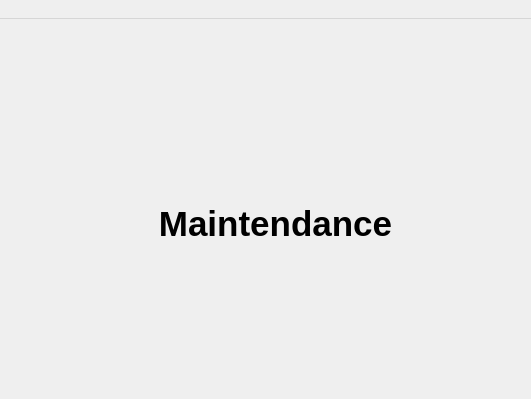
Old version of the form Maintendance/mainwindow.ui in the repository markhan101/Maintendance; both pictures show x 240 to 771 and y 0 to 399 of the 1022 by 598 pixel window.
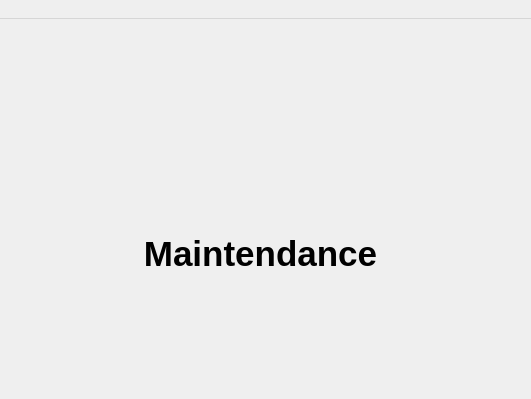
New version of the form.

What changed in the file:
```diff
--- a/Maintendance/mainwindow.ui
+++ b/Maintendance/mainwindow.ui
@@ -20,15 +20,21 @@
    <widget class="QLabel" name="label">
     <property name="geometry">
      <rect>
-      <x>340</x>
-      <y>170</y>
-      <width>351</width>
+      <x>320</x>
+      <y>200</y>
+      <width>361</width>
       <height>71</height>
      </rect>
     </property>
     <property name="text">
      <string>&lt;html&gt;&lt;head/&gt;&lt;body&gt;&lt;p align=&quot;center&quot;&gt;&lt;span style=&quot; font-size:26pt; font-weight:700;&quot;&gt;Maintendance&lt;/span&gt;&lt;/p&gt;&lt;/body&gt;&lt;/html&gt;</string>
     </property>
+    <property name="alignment">
+     <set>Qt::AlignmentFlag::AlignCenter</set>
+    </property>
+    <property name="textInteractionFlags">
+     <set>Qt::TextInteractionFlag::NoTextInteraction</set>
+    </property>
    </widget>
   </widget>
   <widget class="QMenuBar" name="menubar">
```
